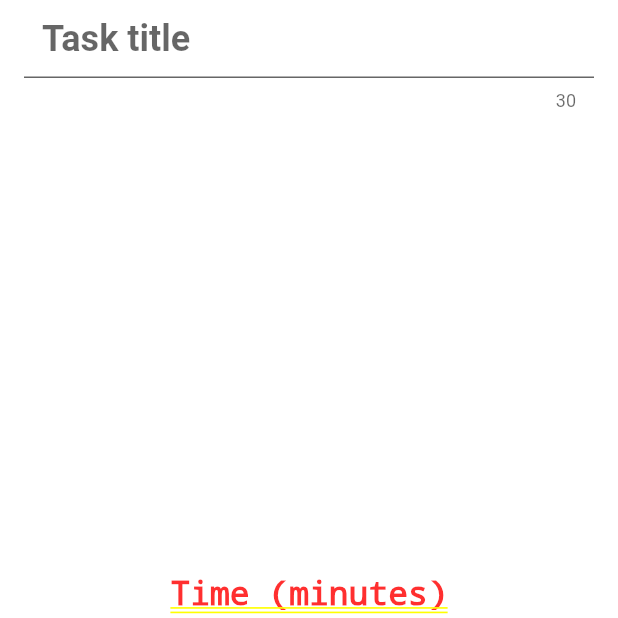
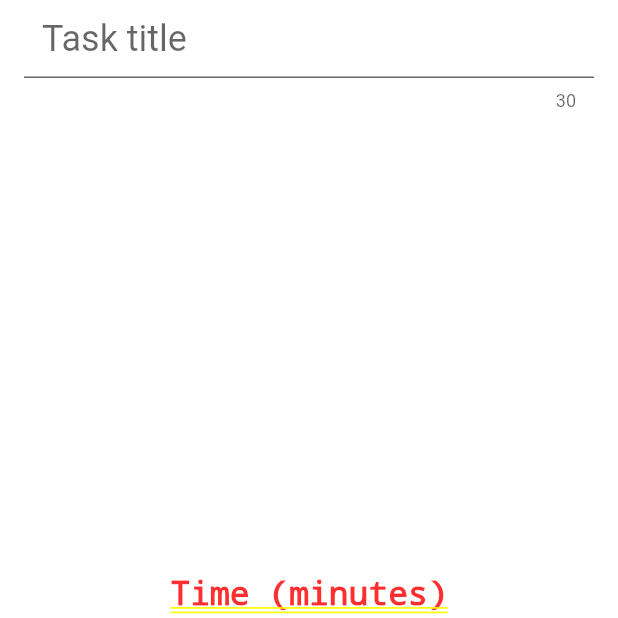
Before and after one commit to pedromassango/xtimer-flutter-app, a Flutter app: the NewTaskPage screen opened by its route, on a phone screen of 412 x 824 dp, the top half of it. Run offline on Flutter 3.47's test engine with Material 2 defaults, Android fonts, the phone set to English and light mode, and no system bars.

Commit message:
small updates

```diff
--- a/lib/pages/new_task_page.dart
+++ b/lib/pages/new_task_page.dart
@@ -68,8 +68,7 @@ class _NewTaskPageState extends State<NewTaskPage> {
               controller: _titleController,
               style: TextStyle(
                   fontSize: 24.0,
-                  color: Colors.black,
-                  fontWeight: FontWeight.bold),
+                  color: Colors.black,),
               decoration: InputDecoration(
                   hintText: 'Task title',
                   counterText: maxTitleLength.toString(),
```
Also changed, not shown: 4 other files.
